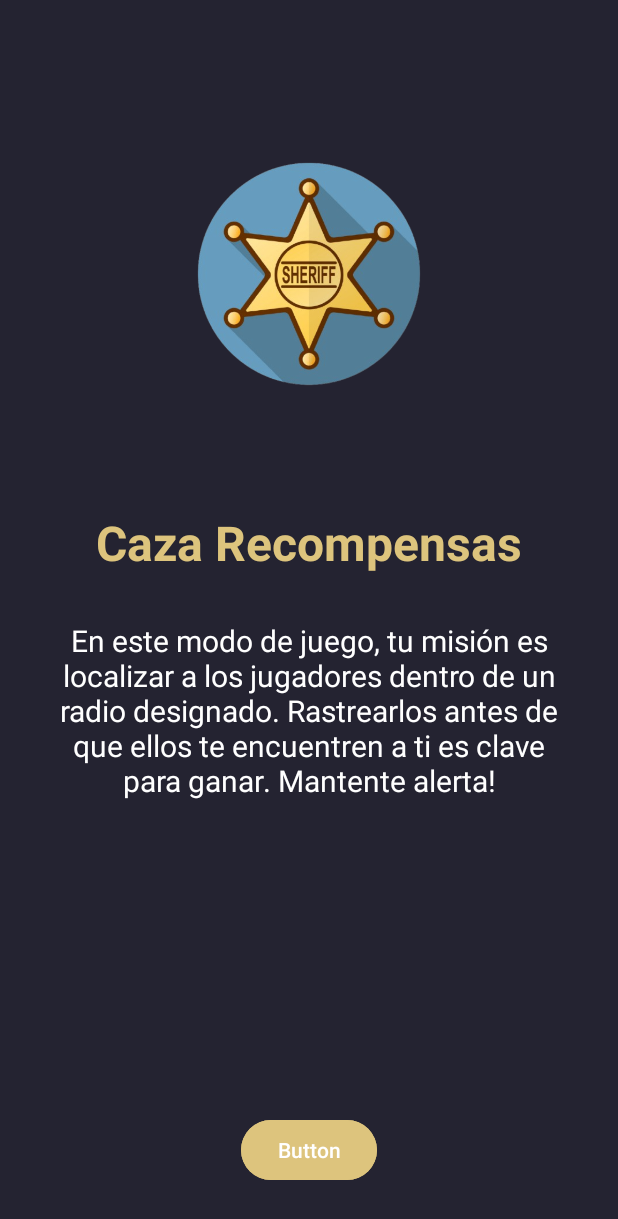
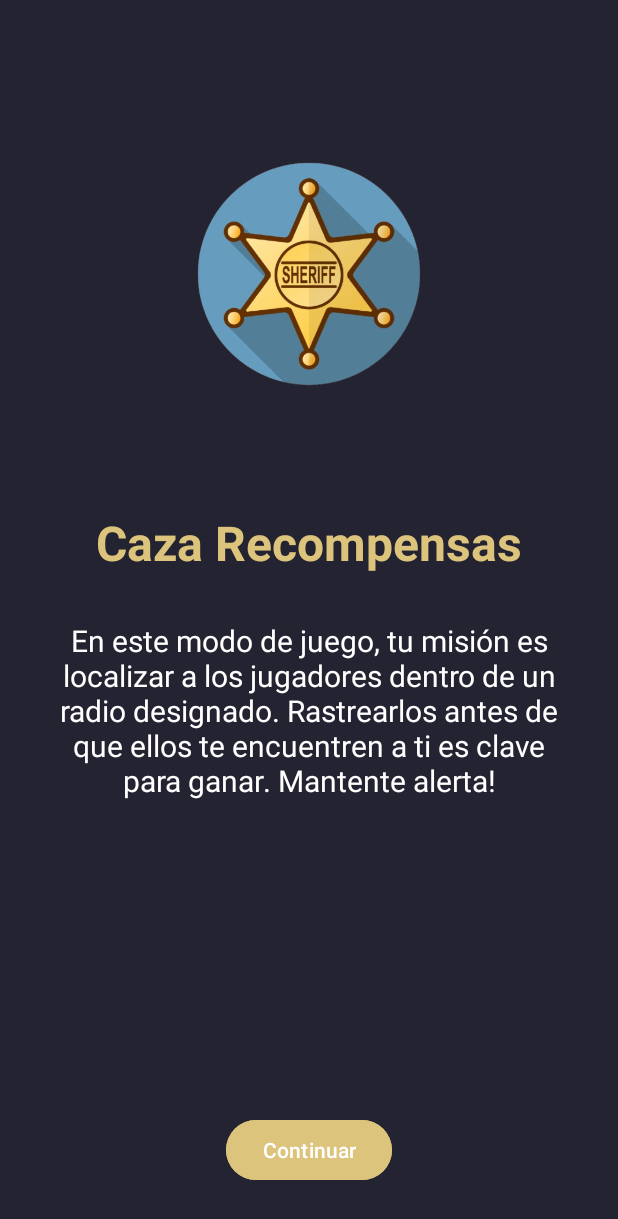
Before and after one commit to ICM2430/NexusBank, an Android app: the BountyHuntingInfoActivity screen opened directly, with no data from a screen before it, on a phone screen of 412 x 824 dp. Shown: the top 1219 px of the screen. Run offline under Robolectric (Android 15) with nearby library versions, the phone set to English and light mode, and no system bars.

Commit message:
Sensores y pantallas actualizadas

```diff
--- a/app/src/main/res/layout/activity_bounty_hunting_info.xml
+++ b/app/src/main/res/layout/activity_bounty_hunting_info.xml
@@ -15,7 +15,7 @@
         app:layout_constraintEnd_toEndOf="parent"
         app:layout_constraintStart_toStartOf="parent"
         app:layout_constraintTop_toTopOf="parent"
-       android:src="@drawable/sheriff" />
+        android:src="@drawable/sheriff" />
 
     <TextView
         android:id="@+id/textView4"
@@ -47,7 +47,7 @@
         android:id="@+id/button"
         android:layout_width="wrap_content"
         android:layout_height="wrap_content"
-        android:text="Button"
+        android:text="Continuar"
         android:textColor="@color/white"
         android:backgroundTint="@color/AmarilloQuemado"
         app:layout_constraintBottom_toBottomOf="parent"
--- a/app/src/main/res/layout/activity_hunter_info.xml
+++ b/app/src/main/res/layout/activity_hunter_info.xml
@@ -48,7 +48,7 @@
         android:id="@+id/button"
         android:layout_width="wrap_content"
         android:layout_height="wrap_content"
-        android:text="Button"
+        android:text="Continuar"
         android:textColor="@color/white"
         android:backgroundTint="@color/AmarilloQuemado"
         app:layout_constraintBottom_toBottomOf="parent"
```
